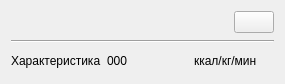
Above: project/forms/Activity_info.ui from Galoev/nutritionist-helper before the change. Below: the same form after it.
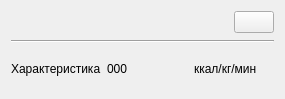
That is the form after the change. Icons and pictures are not drawn.

What changed in the file:
```diff
--- a/project/forms/Activity_info.ui
+++ b/project/forms/Activity_info.ui
@@ -7,7 +7,7 @@
     <x>0</x>
     <y>0</y>
     <width>285</width>
-    <height>84</height>
+    <height>99</height>
    </rect>
   </property>
   <property name="windowTitle">
```
Left out of the diff: 2 changed lines with no effect on the pictures.
